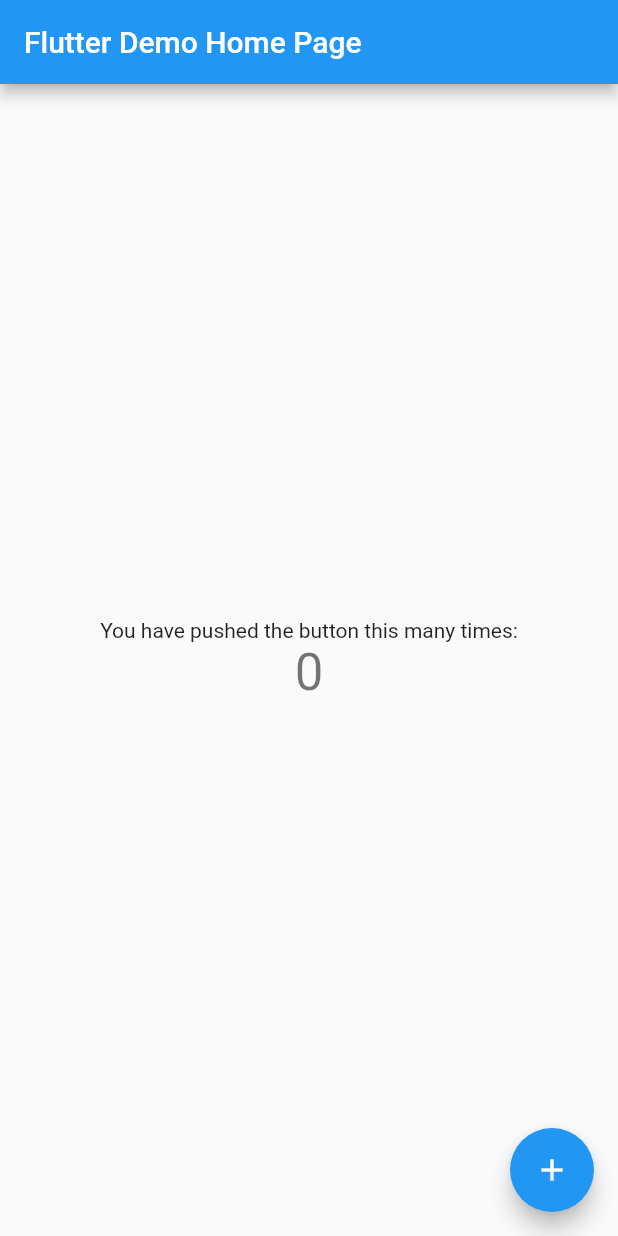
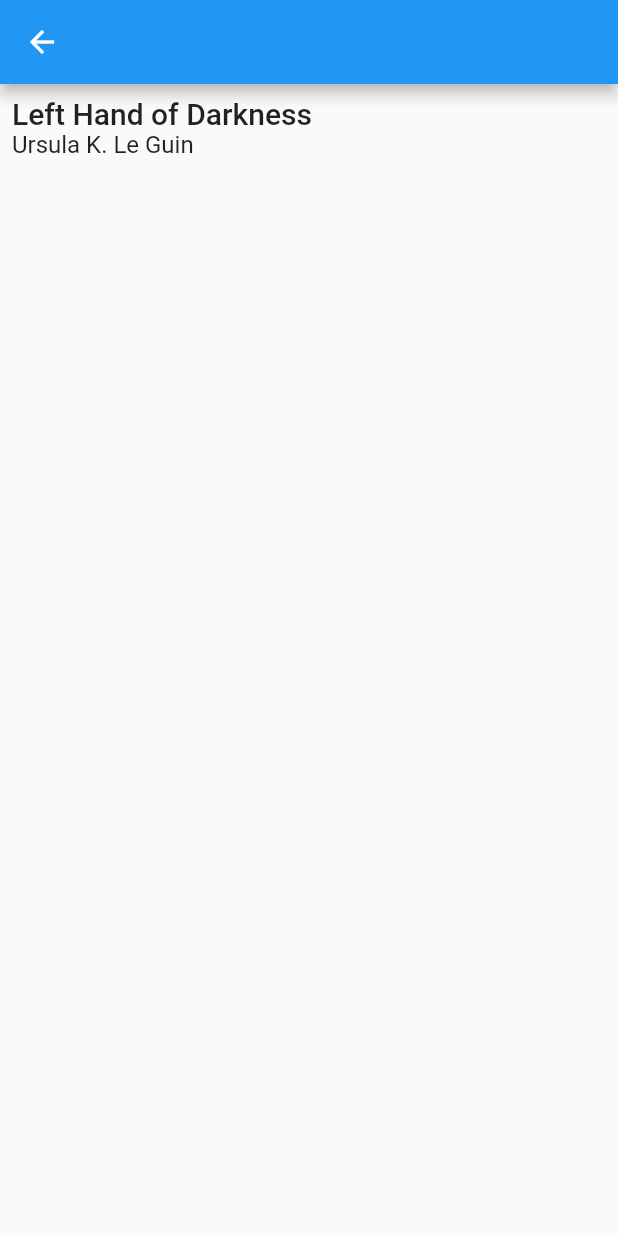
Before and after one commit to baticpro/flutter-nav-2.0, a Flutter app: the screen it shows after launch, on a phone screen of 412 x 824 dp. Run offline on Flutter 3.47's test engine with Material 2 defaults, Android fonts, the phone set to English and light mode, and no system bars.

Commit message:
try understand this )))

```diff
--- a/lib/main.dart
+++ b/lib/main.dart
@@ -1,115 +1,28 @@
 import 'package:flutter/material.dart';
 
+import 'navigators/info_parsers/book_route_parser.dart';
+import 'navigators/router_delegates/book_router_delegate.dart';
+
 void main() {
-  runApp(const MyApp());
+  runApp(BooksApp());
 }
 
-class MyApp extends StatelessWidget {
-  const MyApp({Key? key}) : super(key: key);
+class BooksApp extends StatefulWidget {
+  @override
+  State<StatefulWidget> createState() => _BooksAppState();
+}
 
-  // This widget is the root of your application.
+class _BooksAppState extends State<BooksApp> {
+  final BookRouterDelegate _routerDelegate = BookRouterDelegate();
+  final BookRouteInformationParser _routeInformationParser =
+      BookRouteInformationParser();
+
   @override
   Widget build(BuildContext context) {
-    return MaterialApp(
-      title: 'Flutter Demo',
-      theme: ThemeData(
-        // This is the theme of your application.
-        //
-        // Try running your application with "flutter run". You'll see the
-        // application has a blue toolbar. Then, without quitting the app, try
-        // changing the primarySwatch below to Colors.green and then invoke
-        // "hot reload" (press "r" in the console where you ran "flutter run",
-        // or simply save your changes to "hot reload" in a Flutter IDE).
-        // Notice that the counter didn't reset back to zero; the application
-        // is not restarted.
-        primarySwatch: Colors.blue,
-      ),
-      home: const MyHomePage(title: 'Flutter Demo Home Page'),
+    return MaterialApp.router(
+      title: 'Books App',
+      routerDelegate: _routerDelegate,
+      routeInformationParser: _routeInformationParser,
     );
   }
 }
-
-class MyHomePage extends StatefulWidget {
-  const MyHomePage({Key? key, required this.title}) : super(key: key);
-
-  // This widget is the home page of your application. It is stateful, meaning
-  // that it has a State object (defined below) that contains fields that affect
-  // how it looks.
-
-  // This class is the configuration for the state. It holds the values (in this
-  // case the title) provided by the parent (in this case the App widget) and
-  // used by the build method of the State. Fields in a Widget subclass are
-  // always marked "final".
-
-  final String title;
-
-  @override
-  State<MyHomePage> createState() => _MyHomePageState();
-}
-
-class _MyHomePageState extends State<MyHomePage> {
-  int _counter = 0;
-
-  void _incrementCounter() {
-    setState(() {
-      // This call to setState tells the Flutter framework that something has
-      // changed in this State, which causes it to rerun the build method below
-      // so that the display can reflect the updated values. If we changed
-      // _counter without calling setState(), then the build method would not be
-      // called again, and so nothing would appear to happen.
-      _counter++;
-    });
-  }
-
-  @override
-  Widget build(BuildContext context) {
-    // This method is rerun every time setState is called, for instance as done
-    // by the _incrementCounter method above.
-    //
-    // The Flutter framework has been optimized to make rerunning build methods
-    // fast, so that you can just rebuild anything that needs updating rather
-    // than having to individually change instances of widgets.
-    return Scaffold(
-      appBar: AppBar(
-        // Here we take the value from the MyHomePage object that was created by
-        // the App.build method, and use it to set our appbar title.
-        title: Text(widget.title),
-      ),
-      body: Center(
-        // Center is a layout widget. It takes a single child and positions it
-        // in the middle of the parent.
-        child: Column(
-          // Column is also a layout widget. It takes a list of children and
-          // arranges them vertically. By default, it sizes itself to fit its
-          // children horizontally, and tries to be as tall as its parent.
-          //
-          // Invoke "debug painting" (press "p" in the console, choose the
-          // "Toggle Debug Paint" action from the Flutter Inspector in Android
-          // Studio, or the "Toggle Debug Paint" command in Visual Studio Code)
-          // to see the wireframe for each widget.
-          //
-          // Column has various properties to control how it sizes itself and
-          // how it positions its children. Here we use mainAxisAlignment to
-          // center the children vertically; the main axis here is the vertical
-          // axis because Columns are vertical (the cross axis would be
-          // horizontal).
-          mainAxisAlignment: MainAxisAlignment.center,
-          children: <Widget>[
-            const Text(
-              'You have pushed the button this many times:',
-            ),
-            Text(
-              '$_counter',
-              style: Theme.of(context).textTheme.headline4,
-            ),
-          ],
-        ),
-      ),
-      floatingActionButton: FloatingActionButton(
-        onPressed: _incrementCounter,
-        tooltip: 'Increment',
-        child: const Icon(Icons.add),
-      ), // This trailing comma makes auto-formatting nicer for build methods.
-    );
-  }
-}
--- /dev/null
+++ b/lib/models/book.dart
@@ -0,0 +1,6 @@
+class Book {
+  final String title;
+  final String author;
+
+  Book(this.title, this.author);
+}
--- /dev/null
+++ b/lib/navigators/info_parsers/book_route_parser.dart
@@ -0,0 +1,59 @@
+import 'package:flutter/material.dart';
+
+class BookRoutePath {
+  final int id;
+  final bool isUnknown;
+
+  BookRoutePath.home()
+      : id = 0,
+        isUnknown = false;
+
+  BookRoutePath.details(this.id) : isUnknown = false;
+
+  BookRoutePath.unknown()
+      : id = 0,
+        isUnknown = true;
+
+  bool get isHomePage => id == null;
+
+  bool get isDetailsPage => id != null;
+}
+
+class BookRouteInformationParser extends RouteInformationParser<BookRoutePath> {
+  @override
+  Future<BookRoutePath> parseRouteInformation(
+      RouteInformation routeInformation) async {
+    final uri = Uri.parse(routeInformation.location!);
+    // Handle '/'
+    if (uri.pathSegments.isEmpty) {
+      return BookRoutePath.home();
+    }
+
+    // Handle '/book/:id'
+    if (uri.pathSegments.length == 2) {
+      if (uri.pathSegments[0] != 'book') return BookRoutePath.unknown();
+      var remaining = uri.pathSegments[1];
+      var id = int.tryParse(remaining);
+      if (id == null) return BookRoutePath.unknown();
+      return BookRoutePath.details(id);
+    }
+
+    // Handle unknown routes
+    return BookRoutePath.unknown();
+  }
+
+  @override
+  RouteInformation restoreRouteInformation(BookRoutePath path) {
+    if (path.isUnknown) {
+      return const RouteInformation(location: '/404');
+    }
+    if (path.isHomePage) {
+      return const RouteInformation(location: '/');
+    }
+    if (path.isDetailsPage) {
+      return RouteInformation(location: '/book/${path.id}');
+    }
+
+    return const RouteInformation(location: '/404');
+  }
+}
--- /dev/null
+++ b/lib/screens/book_detail_screen.dart
@@ -0,0 +1,29 @@
+import 'package:flutter/material.dart';
+import 'package:flutter_nav_2_0/models/book.dart';
+
+class BookDetailsScreen extends StatelessWidget {
+  final Book book;
+
+  BookDetailsScreen({
+    required this.book,
+  });
+
+  @override
+  Widget build(BuildContext context) {
+    return Scaffold(
+      appBar: AppBar(),
+      body: Padding(
+        padding: const EdgeInsets.all(8.0),
+        child: Column(
+          crossAxisAlignment: CrossAxisAlignment.start,
+          children: [
+            if (book != null) ...[
+              Text(book.title, style: Theme.of(context).textTheme.headline6),
+              Text(book.author, style: Theme.of(context).textTheme.subtitle1),
+            ],
+          ],
+        ),
+      ),
+    );
+  }
+}
```
Also changed, not shown: lib/navigators/router_delegates/book_router_delegate.dart (added, +90 -0 lines), lib/pages/book_detail_page.dart (added, +20 -0 lines), lib/screens/book_list_screen.dart (added, +29 -0 lines), lib/screens/unknow_screen.dart (added, +13 -0 lines), 1 other file.
